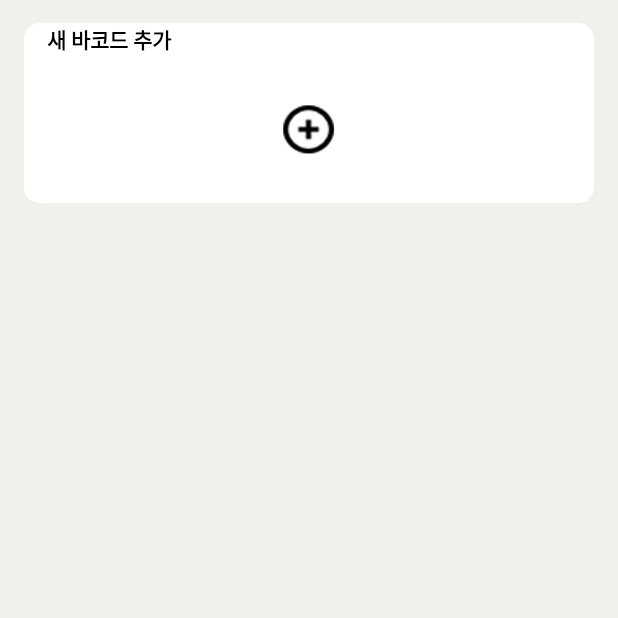
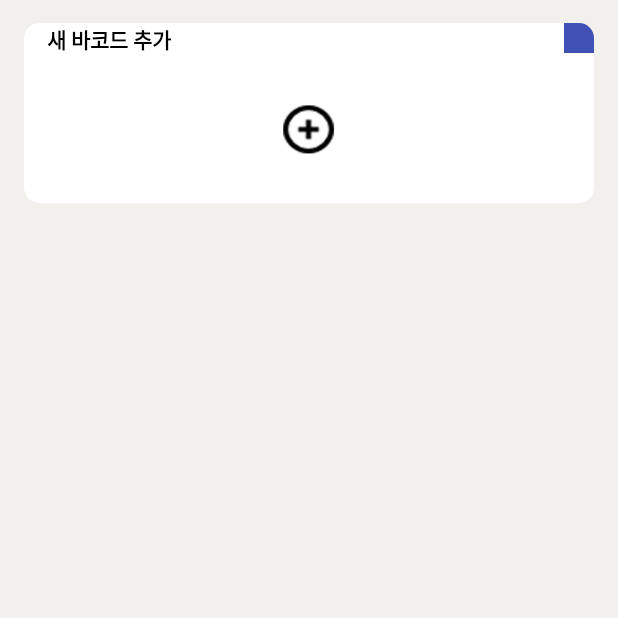
Before and after one commit to jeho1335/MyOwnBarcode, an Android app: the screen it shows after launch (Main before the commit, MainActivity after it), on a phone screen of 412 x 824 dp, the top half of it. Run offline under Robolectric (Android 15) with nearby library versions, the phone set to English and light mode, and no system bars; our stand-ins replace EventBus.

Commit message:
[MyOwnBarcode] 1. Porting JAVA -> Kotlin (BarcodeRecytclerViewAdapter)

```diff
--- a/app/src/main/AndroidManifest.xml
+++ b/app/src/main/AndroidManifest.xml
@@ -11,10 +11,9 @@
         android:label="@string/app_name"
         android:supportsRtl="true"
         android:theme="@style/AppTheme">
-        <activity android:name=".Main">
+        <activity android:name=".MainActivity">
             <intent-filter>
                 <action android:name="android.intent.action.MAIN" />
-
                 <category android:name="android.intent.category.LAUNCHER" />
             </intent-filter>
         </activity>
--- a/app/src/main/java/srjhlab/com/myownbarcode/Adapter/BarcodeRecyclerviewAdapter.java
+++ /dev/null
@@ -1,107 +0,0 @@
-package srjhlab.com.myownbarcode.Adapter;
-
-import android.content.Context;
-import android.graphics.drawable.BitmapDrawable;
-import android.graphics.drawable.Drawable;
-import android.support.v7.widget.CardView;
-import android.support.v7.widget.RecyclerView;
-import android.util.Log;
-import android.view.LayoutInflater;
-import android.view.View;
-import android.view.ViewGroup;
-import android.widget.ImageView;
-import android.widget.LinearLayout;
-import android.widget.TextView;
-
-import java.util.ArrayList;
-import java.util.List;
-
-import srjhlab.com.myownbarcode.Item.BarcodeItem;
-import srjhlab.com.myownbarcode.R;
-
-/**
- * Created by Administrator on 2017-02-08.
- */
-
-public class BarcodeRecyclerviewAdapter extends RecyclerView.Adapter<BarcodeRecyclerviewAdapter.ViewHolder> {
-    private final static String TAG = BarcodeRecyclerviewAdapter.class.getSimpleName();
-
-    private final Context context;
-    private IOnClick mListener;
-    private List<BarcodeItem> mItems;
-
-    public BarcodeRecyclerviewAdapter(Context context) {
-        this.context = context;
-        this.mListener = (IOnClick)context;
-        mItems = new ArrayList<>();
-    }
-
-    public interface IOnClick{
-        void onItemClick(BarcodeItem item);
-        void onItemLongClick(BarcodeItem item);
-    }
-
-    @Override
-    public ViewHolder onCreateViewHolder(ViewGroup parent, int viewType) {
-        View v = LayoutInflater.from(parent.getContext()).inflate(R.layout.item_cardview, parent, false);
-        return new ViewHolder(v);
-    }
-
-    @Override
-    public void onBindViewHolder(final ViewHolder holder, final int position) {
-        Log.d(TAG, "##### onBindViewHolder ##### position : " + position);
-        final BarcodeItem item = mItems.get(position);
-        final Drawable drawable = new BitmapDrawable(item.getBarcodeBitmap());
-        holder.body.setBackground(drawable);
-        holder.cardid.setText(item.getBarcodeName());
-        holder.cardview.setTag(position);
-        holder.linearLayout.setBackgroundColor(item.getBarcodeCardColor());
-    }
-
-    public void setItems(List<BarcodeItem> items) {
-        Log.d(TAG, "##### setItems #####");
-        mItems.clear();
-        mItems.addAll(items);
-
-        notifyDataSetChanged();
-    }
-
-    @Override
-    public int getItemCount() {
-        if (this.mItems != null) {
-            return this.mItems.size();
-        } else {
-            return 0;
-        }
-    }
-
-    public class ViewHolder extends RecyclerView.ViewHolder implements View.OnClickListener, View.OnLongClickListener{
-        private ImageView body;
-        private TextView cardid;
-        private CardView cardview;
-        private LinearLayout linearLayout;
-
-        public ViewHolder(View itemView) {
-            super(itemView);
-            body = (ImageView) itemView.findViewById(R.id.img_body);
-            cardid = (TextView) itemView.findViewById(R.id.txt_id);
-            cardview = (CardView) itemView.findViewById(R.id.cardview);
-            cardview.setOnClickListener(this);
-            cardview.setOnLongClickListener(this);
-            linearLayout = (LinearLayout) itemView.findViewById(R.id.cardview_layout);
-        }
-
-        @Override
-        public void onClick(View v) {
-            Log.d(TAG, "##### onCLick ##### getAdapterPosition : " + getAdapterPosition());
-            mListener.onItemClick(mItems.get(getAdapterPosition()));
-        }
-
-        @Override
-        public boolean onLongClick(View v) {
-            Log.d(TAG, "##### onLongClick ##### getAdapterPosition : " + getAdapterPosition());
-            mListener.onItemLongClick(mItems.get(getAdapterPosition()));
-            return false;
-        }
-    }
-}
--- /dev/null
+++ b/app/src/main/kotlin/Adapter/BarcodeRecyclerviewAdapter.kt
@@ -0,0 +1,86 @@
+package srjhlab.com.myownbarcode.Adapter
+
+import android.content.Context
+import android.graphics.drawable.BitmapDrawable
+import android.graphics.drawable.Drawable
+import android.support.v7.widget.RecyclerView
+import android.util.Log
+import android.view.LayoutInflater
+import android.view.View
+import android.view.ViewGroup
+import kotlinx.android.synthetic.main.item_cardview.view.*
+import srjhlab.com.myownbarcode.Item.BarcodeItem
+import srjhlab.com.myownbarcode.R
+
+class BarcodeRecyclerviewAdapter(context : Context) : RecyclerView.Adapter<BarcodeRecyclerviewAdapter.ViewHolder>() {
+    private val TAG = this.javaClass.simpleName
+
+    private lateinit var mContext : Context
+    private lateinit var mListener : IOnClick
+    private lateinit var mItems : MutableList<BarcodeItem>
+
+    interface IOnClick{
+        fun onItemClick(item : BarcodeItem)
+        fun onItemLongCLick(item : BarcodeItem)
+    }
+
+    init {
+        this.mContext = context
+        this.mListener = context as BarcodeRecyclerviewAdapter.IOnClick
+        this.mItems = ArrayList()
+    }
+
+    override fun onCreateViewHolder(parent: ViewGroup, viewType: Int): ViewHolder {
+        Log.d(TAG, "##### onCreateViewHolder #####")
+
+        var view : View = LayoutInflater.from(parent.context).inflate(R.layout.item_cardview, parent, false)
+        return ViewHolder(view)
+    }
+
+    override fun onBindViewHolder(holder: ViewHolder, position: Int) {
+        Log.d(TAG, "##### onBindViewHolder #####")
+
+        val item : BarcodeItem = mItems.get(position)
+        val drawable : Drawable = BitmapDrawable(item.barcodeBitmap)
+        holder.itemView.img_body.background = drawable
+        holder.itemView.txt_id.text = item.barcodeName
+        holder.itemView.cardview.tag = position
+        holder.itemView.cardview_layout.setBackgroundColor(item.barcodeCardColor)
+    }
+
+    override fun getItemCount(): Int {
+        Log.d(TAG, "##### getItemCount ##### size : " + this.mItems.size)
+
+        return this.mItems.size
+    }
+
+    fun setItems(items : MutableList<BarcodeItem>){
+        Log.d(TAG, "##### setItems #####")
+        this.mItems.clear()
+        this.mItems.addAll(items)
+
+        notifyDataSetChanged()
+    }
+
+   inner class ViewHolder(itemView: View) : RecyclerView.ViewHolder(itemView), View.OnClickListener, View.OnLongClickListener {
+        val TAG = this.javaClass.simpleName
+        init {
+            itemView.cardview.setOnClickListener(this)
+            itemView.cardview.setOnLongClickListener(this)
+        }
+
+        override fun onClick(v: View) {
+            Log.d(TAG, "##### onClick #####")
+            when(v.id){
+                R.id.imageview_move -> Log.d(TAG, "##### onCLick move #####")
+                else -> mListener.onItemClick(mItems.get(adapterPosition))
+            }
+        }
+
+        override fun onLongClick(v: View?): Boolean {
+            Log.d(TAG, "##### onLongClick #####")
+            mListener.onItemLongCLick(mItems.get(adapterPosition))
+            return false
+        }
+    }
+}
--- a/app/src/main/kotlin/Main.kt
+++ b/app/src/main/kotlin/MainActivity.kt
@@ -12,7 +12,6 @@ import android.os.Bundle
 import android.support.v4.app.ActivityCompat
 import android.support.v4.content.ContextCompat
 import android.support.v7.widget.LinearLayoutManager
-import android.text.Html
 import android.util.Log
 import android.view.View
 import android.widget.Toast
@@ -31,7 +30,7 @@ import srjhlab.com.myownbarcode.Utils.ConstVariables
 import srjhlab.com.myownbarcode.Utils.DbHelper
 
 //When create class in kotlin, not use extends, implements keyword
-class Main : Activity(), BarcodeRecyclerviewAdapter.IOnClick, View.OnClickListener {
+class MainActivity : Activity(), BarcodeRecyclerviewAdapter.IOnClick, View.OnClickListener {
     val TAG = this.javaClass.simpleName
     val MY_PERMISSIONS_REQUEST = 1
 
@@ -53,28 +52,18 @@ class Main : Activity(), BarcodeRecyclerviewAdapter.IOnClick, View.OnClickListen
     override fun onActivityResult(requestCode: Int, resultCode: Int, data: Intent?) {
         super.onActivityResult(requestCode, resultCode, data)
 
-        var result = IntentIntegrator.parseActivityResult(requestCode, resultCode, data);
+        var result = IntentIntegrator.parseActivityResult(requestCode, resultCode, data)
+
         Log.d(TAG, "##### onActivityResult ##### value : " + result.contents + " format : " + result.formatName)
-        if (result.formatName.equals("CODE_39")
-                || result.formatName.equals("CODE_93")
-                || result.formatName.equals("CODE_128")
-                || result.formatName.equals("EAN_8")
-                || result.formatName.equals("EAN_13")
-                || result.formatName.equals("PDF_417")
-                || result.formatName.equals("UPC_A")
-                || result.formatName.equals("UPC_E")
-                || result.formatName.equals("CODABAR")
-                || result.formatName.equals("ITF")
-                || result.formatName.equals("QR_CODE")
-                || result.formatName.equals("AZTEC")) {
-            AddBarcodeInfoDialog
-                    .newInstance()
-                    .setCommandType(AddBarcodeInfoDialog.MODE_ADD_BARCODE)
-                    .setBarcodeItem(BarcodeItem(result.contents, CommonUtils.convertBarcodeType(this, result.formatName)))
-                    .show(fragmentManager, this.javaClass.simpleName)
-
-        } else {
-            Toast.makeText(this, R.string.string_not_supported_format, Toast.LENGTH_SHORT).show()
+        when (result.formatName) {
+            null -> return
+            "CODE_39", "CODE_93", "CODE_128", "EAN_8", "EAN_13", "PDF_417", "UPC_A", "UPC_E", "CODABAR", "ITF", "QR_CODE", "AZTEC" ->
+                AddBarcodeInfoDialog
+                        .newInstance()
+                        .setCommandType(AddBarcodeInfoDialog.MODE_ADD_BARCODE)
+                        .setBarcodeItem(BarcodeItem(result.contents, CommonUtils.convertBarcodeType(this, result.formatName)))
+                        .show(fragmentManager, this.javaClass.simpleName)
+            else -> Toast.makeText(this, R.string.string_not_supported_format, Toast.LENGTH_SHORT).show()
         }
     }
 
@@ -113,7 +102,7 @@ class Main : Activity(), BarcodeRecyclerviewAdapter.IOnClick, View.OnClickListen
         }
     }
 
-    override fun onItemLongClick(item: BarcodeItem) {
+    override fun onItemLongCLick(item: BarcodeItem) {
         when (item.itemType) {
             ConstVariables.ITEM_TYPE_EMPTY -> Log.d(TAG, "##### onItemLongClick ##### ITEM_TYPE_EMPTY")
             ConstVariables.ITEM_TYPE_BARCODE -> {
@@ -137,11 +126,12 @@ class Main : Activity(), BarcodeRecyclerviewAdapter.IOnClick, View.OnClickListen
 
     }
 
-    fun initUi() {
+    private fun initUi() {
         Log.d(TAG, "##### initUi #####")
 
         mItems = ArrayList<BarcodeItem>()
         mAdapter = BarcodeRecyclerviewAdapter(this)
+
         recyclerView.setHasFixedSize(true)
         recyclerView.layoutManager = LinearLayoutManager(this)
         recyclerView.adapter = mAdapter
@@ -152,7 +142,7 @@ class Main : Activity(), BarcodeRecyclerviewAdapter.IOnClick, View.OnClickListen
         initListItem()
     }
 
-    fun initListItem() {
+    private fun initListItem() {
         Log.d(TAG, "##### initListItem #####")
         var count = 0
         var dbLength = mDbHelper.length
@@ -173,12 +163,12 @@ class Main : Activity(), BarcodeRecyclerviewAdapter.IOnClick, View.OnClickListen
         (recyclerView.adapter as BarcodeRecyclerviewAdapter).setItems(mItems)
     }
 
-    fun makeBarcodeFromDB(b: ByteArray): Bitmap {
+    private fun makeBarcodeFromDB(b: ByteArray): Bitmap {
         Log.d(TAG, "##### makeBarcodeFromDB")
         return BitmapFactory.decodeByteArray(b, 0, b.size)
     }
 
-    fun setBarcodeScan() {
+    private fun setBarcodeScan() {
         Log.d(TAG, "##### setBarcodeScan #####")
 
         var permissionCheck = ContextCompat.checkSelfPermission(this, Manifest.permission.CAMERA)
@@ -196,7 +186,7 @@ class Main : Activity(), BarcodeRecyclerviewAdapter.IOnClick, View.OnClickListen
         }
     }
 
-    fun gotoScan() {
+    private fun gotoScan() {
         Log.d(TAG, "##### gotoScan #####")
         var integrator = IntentIntegrator(this)
         integrator.setOrientation(ActivityInfo.SCREEN_ORIENTATION_PORTRAIT)
--- a/app/src/main/res/layout/item_cardview.xml
+++ b/app/src/main/res/layout/item_cardview.xml
@@ -3,9 +3,9 @@
     xmlns:card_view="http://schemas.android.com/apk/res-auto"
     android:layout_width="match_parent"
     android:layout_height="wrap_content"
+    android:layout_marginTop="10dp"
     android:background="#f1f0ec"
-    android:orientation="vertical"
-    android:layout_marginTop="10dp">
+    android:orientation="vertical">
 
     <android.support.v7.widget.CardView
         android:id="@+id/cardview"
@@ -13,37 +13,55 @@
         android:layout_height="120dp"
         card_view:cardCornerRadius="10dp"
         card_view:cardElevation="0dp">
+
         <LinearLayout
             android:layout_width="match_parent"
             android:layout_height="match_parent"
-            android:orientation="vertical"
-            >
+            android:orientation="vertical">
+
             <LinearLayout
                 android:id="@+id/cardview_layout"
                 android:layout_width="match_parent"
                 android:layout_height="wrap_content"
-                android:orientation="vertical"
-                android:gravity="center">
-                <TextView
-                    android:id="@+id/txt_id"
+                android:gravity="center"
+                android:orientation="vertical">
+
+                <RelativeLayout
                     android:layout_width="match_parent"
-                    android:layout_height="wrap_content"
-                    android:textSize="14dp"
-                    android:textColor="#000000"
-                    android:textStyle="bold"
-                    android:text="테스트_극동스포랜드"
-                    android:layout_marginLeft="15dp"
-                    android:layout_gravity="center_vertical" />
+                    android:layout_height="wrap_content">
+
+                    <TextView
+                        android:id="@+id/txt_id"
+                        android:layout_width="wrap_content"
+                        android:layout_height="wrap_content"
+                        android:layout_gravity="center_vertical"
+                        android:layout_marginLeft="15dp"
+                        android:text="TEST_NAME"
+                        android:textColor="#000000"
+                        android:textSize="14dp"
+                        android:textStyle="bold" />
+
+                    <ImageView
+                        android:id="@+id/imageview_move"
+                        android:layout_width="20dp"
+                        android:layout_height="20dp"
+                        android:layout_alignParentEnd="true"
+                        android:background="@color/share_bg_normal"
+                        android:paddingRight="30dp" />
+                </RelativeLayout>
+
             </LinearLayout>
+
             <LinearLayout
                 android:layout_width="match_parent"
                 android:layout_height="match_parent">
+
                 <ImageView
                     android:id="@+id/img_body"
                     android:layout_width="match_parent"
                     android:layout_height="match_parent"
-                    android:layout_marginTop="10dp"
-                    android:layout_marginBottom="10dp"/>
+                    android:layout_marginBottom="10dp"
+                    android:layout_marginTop="10dp" />
             </LinearLayout>
         </LinearLayout>
     </android.support.v7.widget.CardView>
```
Also changed, not shown: app/src/main/java/srjhlab/com/myownbarcode/MainActivity.java (deleted, +0 -320 lines).
